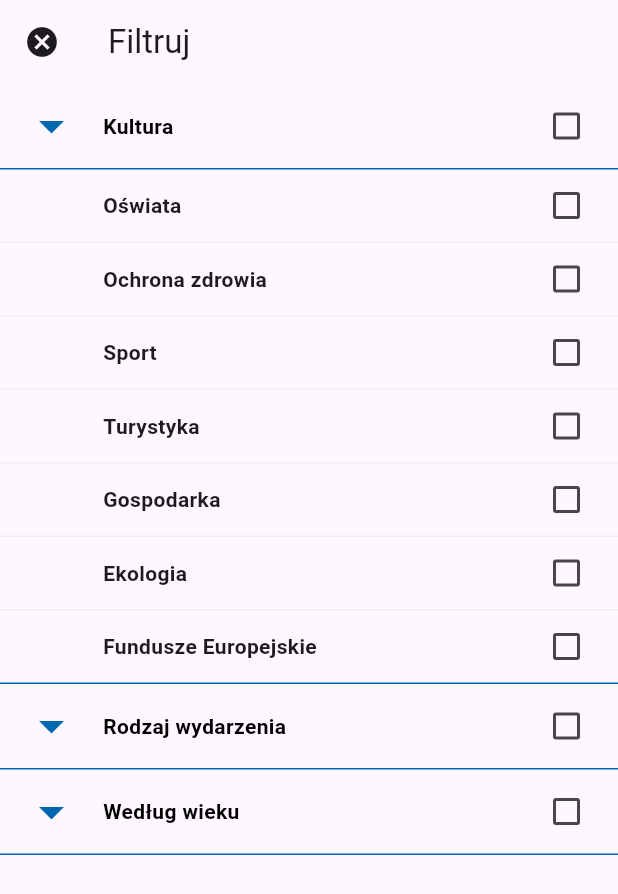
After one commit to GrzSwa/explore_app, a Flutter app: the EventFilterScreen screen opened directly, on a phone screen of 412 x 824 dp. The commit adds this screen. Shown: the top 894 px of the screen. Run offline on Flutter 3.47's test engine with Material 3 defaults, Android fonts, the phone set to English and light mode, and no system bars.

Commit message:
feat: accordion & simple category widget for filltering

```diff
--- /dev/null
+++ b/explore/lib/features/event_filtering/presentation/views/event_filtering_view.dart
@@ -0,0 +1,54 @@
+import 'package:explore/features/event_filtering/presentation/widgets/widgets.dart';
+import 'package:flutter/material.dart';
+
+class EventFilteringView extends StatelessWidget {
+  const EventFilteringView({Key? key}) : super(key: key);
+
+  @override
+  Widget build(BuildContext context) {
+    return SingleChildScrollView(
+      child: Column(
+        children: [
+          FilterAccordion(label: "Kultura", subCategories: const [
+            "Sztuki wizualne",
+            "Muzyka",
+            "Muzeum",
+            "Teatr",
+            "Kino"
+          ]),
+          const Divider(height: 1, color: Color.fromRGBO(0, 102, 177, 1)),
+          const FilterCategory(label: "Oświata"),
+          const Divider(height: 1, color: Color.fromRGBO(77, 76, 76, 0.07)),
+          const FilterCategory(label: "Ochrona zdrowia"),
+          const Divider(height: 1, color: Color.fromRGBO(77, 76, 76, 0.07)),
+          const FilterCategory(label: "Sport"),
+          const Divider(height: 1, color: Color.fromRGBO(77, 76, 76, 0.07)),
+          const FilterCategory(label: "Turystyka"),
+          const Divider(height: 1, color: Color.fromRGBO(77, 76, 76, 0.07)),
+          const FilterCategory(label: "Gospodarka"),
+          const Divider(height: 1, color: Color.fromRGBO(77, 76, 76, 0.07)),
+          const FilterCategory(label: "Ekologia"),
+          const Divider(height: 1, color: Color.fromRGBO(77, 76, 76, 0.07)),
+          const FilterCategory(label: "Fundusze Europejskie"),
+          const Divider(height: 1, color: Color.fromRGBO(0, 102, 177, 1)),
+          FilterAccordion(label: "Rodzaj wydarzenia", subCategories: const [
+            "Warsztaty",
+            "Targi",
+            "Pikniki",
+            "Kongresy",
+            "Spektakle",
+            "Wystawy",
+            "Konferencje",
+            "Rajdy",
+          ]),
+          const Divider(height: 1, color: Color.fromRGBO(0, 102, 177, 1)),
+          FilterAccordion(label: "Według wieku", subCategories: const [
+            "Dla dzieci",
+            "Dla seniora",
+          ]),
+          const Divider(height: 1, color: Color.fromRGBO(0, 102, 177, 1)),
+        ],
+      ),
+    );
+  }
+}
--- /dev/null
+++ b/explore/lib/features/event_filtering/presentation/views/view.dart
@@ -0,0 +1 @@
+export 'event_filtering_view.dart';
--- /dev/null
+++ b/explore/lib/features/event_filtering/presentation/widgets/filter_accordion.dart
@@ -0,0 +1,79 @@
+import 'package:flutter/material.dart';
+
+class FilterAccordion extends StatefulWidget {
+  final String label;
+  final List<String> subCategories;
+  bool isExpanded;
+  FilterAccordion(
+      {Key? key,
+      required this.label,
+      required this.subCategories,
+      this.isExpanded = false})
+      : super(key: key);
+
+  @override
+  _FilterAccordionState createState() => _FilterAccordionState();
+}
+
+class _FilterAccordionState extends State<FilterAccordion> {
+  @override
+  Widget build(BuildContext context) {
+    return Column(
+      children: [
+        Row(children: [
+          Expanded(
+              flex: 1,
+              child: IconButton(
+                icon: const Icon(Icons.arrow_drop_down),
+                color: const Color.fromRGBO(0, 102, 177, 1),
+                iconSize: 40,
+                onPressed: () {
+                  setState(() {
+                    widget.isExpanded = !widget.isExpanded;
+                  });
+                },
+              )),
+          Expanded(
+            flex: 4,
+            child: Text(
+              widget.label,
+              style: TextStyle(
+                  fontWeight: FontWeight.w600,
+                  color: widget.isExpanded
+                      ? const Color.fromRGBO(0, 102, 177, 1)
+                      : Colors.black),
+            ),
+          ),
+          Expanded(
+            flex: 1,
+            child: Checkbox(value: false, onChanged: (value) {}),
+          )
+        ]),
+        if (widget.isExpanded)
+          ...widget.subCategories.map((item) => Column(
+                children: [
+                  const Divider(
+                      height: 1, color: Color.fromRGBO(77, 76, 76, 0.07)),
+                  Row(
+                    children: [
+                      const Expanded(flex: 1, child: SizedBox()),
+                      Expanded(
+                          flex: 4,
+                          child: Padding(
+                            padding: const EdgeInsets.only(left: 20),
+                            child: Text(item),
+                          )),
+                      Expanded(
+                        flex: 1,
+                        child: Checkbox(value: false, onChanged: (value) {}),
+                      ),
+                    ],
+                  ),
+                  const Divider(
+                      height: 1, color: Color.fromRGBO(77, 76, 76, 0.07)),
+                ],
+              ))
+      ],
+    );
+  }
+}
--- /dev/null
+++ b/explore/lib/features/event_filtering/presentation/widgets/filter_category.dart
@@ -0,0 +1,25 @@
+import 'package:flutter/material.dart';
+
+class FilterCategory extends StatelessWidget {
+  final String label;
+  const FilterCategory({Key? key, required this.label}) : super(key: key);
+
+  @override
+  Widget build(BuildContext context) {
+    return Row(
+      children: [
+        const Expanded(flex: 1, child: SizedBox()),
+        Expanded(
+            flex: 4,
+            child: Text(label,
+                style: TextStyle(
+                  fontWeight: FontWeight.w600,
+                ))),
+        Expanded(
+          flex: 1,
+          child: Checkbox(value: false, onChanged: (value) {}),
+        )
+      ],
+    );
+  }
+}
--- /dev/null
+++ b/explore/lib/features/event_filtering/presentation/widgets/widgets.dart
@@ -0,0 +1,2 @@
+export 'filter_accordion.dart';
+export 'filter_category.dart';
--- /dev/null
+++ b/explore/lib/screens/event_filter_screen.dart
@@ -0,0 +1,18 @@
+import 'package:explore/features/event_filtering/presentation/views/view.dart';
+import 'package:flutter/material.dart';
+
+class EventFilterScreen extends StatelessWidget {
+  const EventFilterScreen({Key? key}) : super(key: key);
+
+  @override
+  Widget build(BuildContext context) {
+    return Scaffold(
+        appBar: AppBar(
+          title: const Text("Filtruj"),
+          leading: IconButton(
+              onPressed: () => {Navigator.pop(context)},
+              icon: const Icon(Icons.cancel)),
+        ),
+        body: EventFilteringView());
+  }
+}
--- a/explore/lib/screens/events_screen.dart
+++ b/explore/lib/screens/events_screen.dart
@@ -4,6 +4,7 @@ import 'package:explore/features/events_list/data/data_source/data_source.dart';
 import 'package:explore/features/events_list/data/repository/events_repository.dart';
 import 'package:explore/features/events_list/domain/logic/events_logic.dart';
 import 'package:explore/features/events_list/presentation/views/views.dart';
+import 'package:explore/screens/screens.dart';
 import 'package:explore/shared/presentation/widgets/top_bar.dart';
 import 'package:flutter/material.dart';
 
@@ -53,7 +54,8 @@ class _EventsScreenState extends State<EventsScreen> {
               showSearchField();
             },
             onFilterPressed: () {
-              print('Filter pressed');
+              Navigator.push(context,
+                  MaterialPageRoute(builder: (context) => EventFilterScreen()));
             }),
         body: _eventsLogic.isLoading
             ? const Center(
@@ -66,7 +68,7 @@ class _EventsScreenState extends State<EventsScreen> {
                           padding: EdgeInsets.symmetric(horizontal: 20),
                           child: SearchFieldView(),
                         )
-                      : SizedBox(),
+                      : const SizedBox(),
                   EventHorizontalList(
                       eventsItems: _eventsLogic.eventsHorizontal),
                   ...EventVerticalList(eventsItems: _eventsLogic.eventsVertical)
--- a/explore/lib/screens/screens.dart
+++ b/explore/lib/screens/screens.dart
@@ -4,3 +4,4 @@ export 'package:explore/screens/explore_screen.dart';
 export 'package:explore/screens/home_screen.dart';
 export 'package:explore/screens/news_screen.dart';
 export 'package:explore/screens/read_more_screen.dart';
+export 'event_filter_screen.dart';
```
